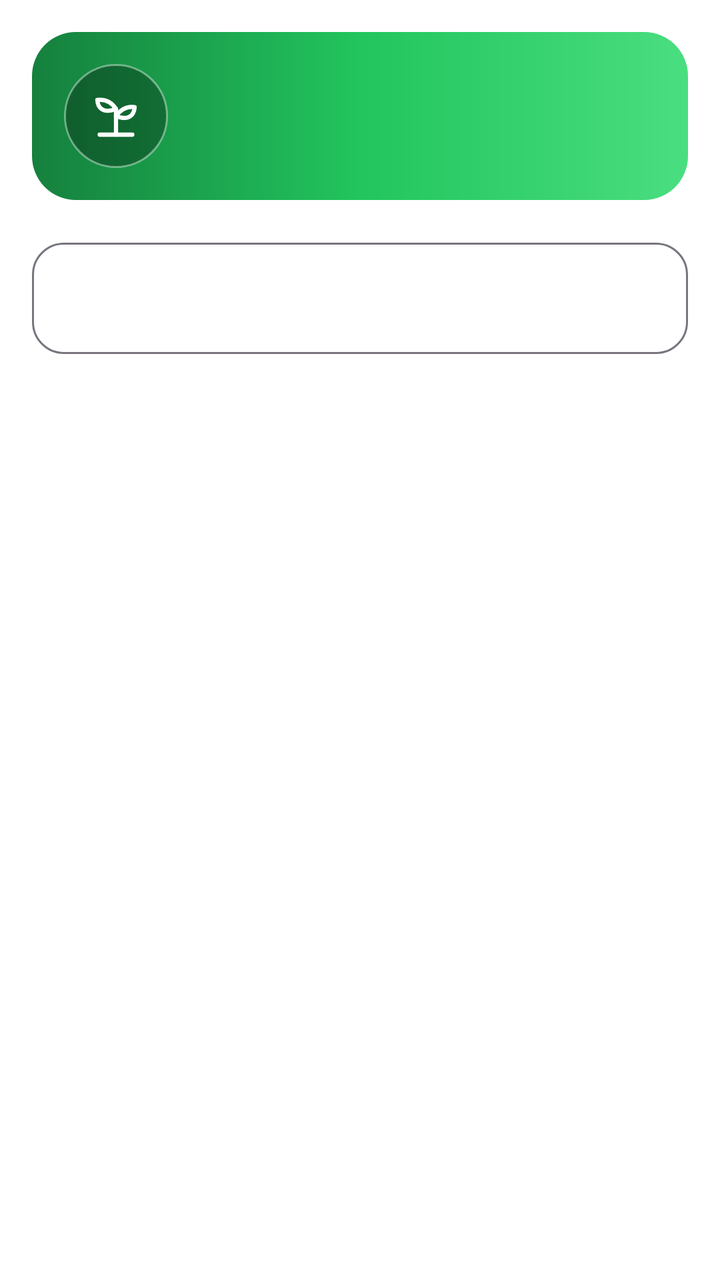
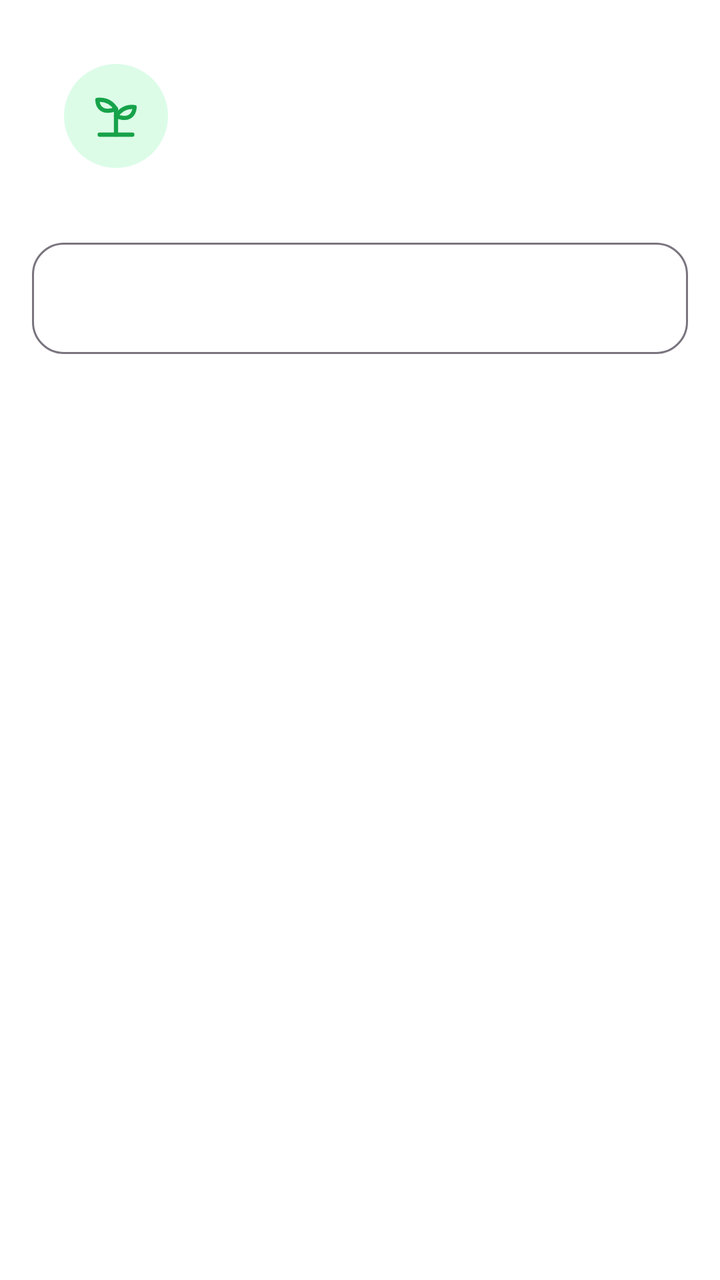

An Android layout rendered at two revisions. The XML below is the earlier revision; the diff shows what the commit changed to produce the second picture.
<!-- AndroidManifest.xml: application theme Theme.PlantDiseases -->
<!-- res/layout/dialog_gradient_input.xml -->
<?xml version="1.0" encoding="utf-8"?>
<LinearLayout xmlns:android="http://schemas.android.com/apk/res/android"
    xmlns:app="http://schemas.android.com/apk/res-auto"
    android:layout_width="match_parent"
    android:layout_height="wrap_content"
    android:orientation="vertical">

    
    <LinearLayout
        android:layout_width="match_parent"
        android:layout_height="wrap_content"
        android:orientation="horizontal"
        android:gravity="center_vertical"
        android:padding="@dimen/space_lg"
        android:layout_marginHorizontal="@dimen/space_lg"
        android:layout_marginTop="@dimen/space_lg"
        android:background="@drawable/bg_hero_card">

        <FrameLayout
            android:layout_width="52dp"
            android:layout_height="52dp"
            android:background="@drawable/bg_circle_semi">

            <ImageView
                android:id="@+id/iv_dialog_icon"
                android:layout_width="28dp"
                android:layout_height="28dp"
                android:layout_gravity="center"
                android:contentDescription="@null"
                android:src="@drawable/ic_garden"
                app:tint="@color/on_hero" />

        </FrameLayout>

        <TextView
            android:id="@+id/tv_dialog_title"
            android:layout_width="0dp"
            android:layout_height="wrap_content"
            android:layout_weight="1"
            android:layout_marginStart="@dimen/space_md"
            android:textSize="20sp"
            android:textColor="@color/on_hero"
            android:fontFamily="sans-serif-medium" />

    </LinearLayout>

    
    <com.google.android.material.textfield.TextInputLayout
        android:id="@+id/til_dialog_input"
        style="@style/Widget.Material3.TextInputLayout.OutlinedBox"
        android:layout_width="match_parent"
        android:layout_height="wrap_content"
        android:layout_marginHorizontal="@dimen/space_lg"
        android:layout_marginTop="@dimen/space_lg"
        app:boxCornerRadiusTopStart="@dimen/radius_md"
        app:boxCornerRadiusTopEnd="@dimen/radius_md"
        app:boxCornerRadiusBottomStart="@dimen/radius_md"
        app:boxCornerRadiusBottomEnd="@dimen/radius_md">

        <com.google.android.material.textfield.TextInputEditText
            android:id="@+id/et_dialog_input"
            android:layout_width="match_parent"
            android:layout_height="wrap_content" />

    </com.google.android.material.textfield.TextInputLayout>

</LinearLayout>
<!-- resources referenced by this layout -->
<resources>
  <color name="on_hero">#FFFFFF</color>
  <dimen name="radius_md">16dp</dimen>
  <dimen name="space_lg">16dp</dimen>
  <dimen name="space_md">12dp</dimen>
  <!-- drawable bg_circle_semi (drawable) -->
  <?xml version="1.0" encoding="utf-8"?>
  <shape xmlns:android="http://schemas.android.com/apk/res/android" android:shape="oval">
      <solid android:color="@color/glass_dark_scrim_strong" />
      <stroke
          android:width="@dimen/glass_stroke_width"
          android:color="@color/glass_stroke_strong" />
  </shape>
  <!-- drawable bg_hero_card (drawable) -->
  <?xml version="1.0" encoding="utf-8"?>
  <shape xmlns:android="http://schemas.android.com/apk/res/android"
      android:shape="rectangle">
      <gradient
          android:type="linear"
          android:angle="0"
          android:startColor="@color/hero_gradient_start"
          android:centerColor="@color/hero_gradient_mid"
          android:endColor="@color/hero_gradient_end" />
      <corners android:radius="@dimen/radius_lg" />
  </shape>
  <style name="Theme.PlantDiseases" parent="Theme.Material3.DayNight.NoActionBar">
          <item name="colorPrimary">@color/primary</item>
          <item name="colorPrimaryDark">@color/primary_dark</item>
          <item name="colorOnPrimary">@color/on_primary</item>
          <item name="colorPrimaryContainer">@color/primary_light</item>
          <item name="colorOnPrimaryContainer">@color/primary_dark</item>
          <item name="colorSecondary">@color/secondary</item>
          <item name="colorOnSecondary">@color/on_secondary</item>
          <item name="colorSecondaryContainer">@color/primary_light</item>
          <item name="colorOnSecondaryContainer">@color/primary_dark</item>
          <item name="android:colorBackground">@color/background</item>
          
          <item name="android:windowBackground">@color/background</item>
          
          <item name="android:windowAnimationStyle">@style/App.Animation.Navigation</item>
          <item name="colorSurface">@color/surface</item>
          <item name="colorSurfaceVariant">@color/surface_variant</item>
          <item name="colorOnSurface">@color/on_surface</item>
          <item name="colorOnSurfaceVariant">@color/on_surface_secondary</item>
          
          <item name="colorSurfaceContainerLow">@color/surface_container_low</item>
          <item name="colorSurfaceContainer">@color/surface_container</item>
          <item name="colorSurfaceContainerHigh">@color/surface_container_high</item>
          <item name="colorSurfaceContainerHighest">@color/surface_container_highest</item>
          <item name="colorSurfaceContainerLowest">@color/surface_container_lowest</item>
          
          <item name="android:statusBarColor">@android:color/transparent</item>
          <item name="android:windowLightStatusBar">false</item>
          <item name="android:navigationBarColor">@color/background</item>
  
          
          <item name="appBarLayoutStyle">@style/Widget.Material3.AppBarLayout</item>
  
          
          <item name="materialButtonStyle">@style/App.Button.Filled</item>
          <item name="floatingActionButtonStyle">@style/App.FAB</item>
          <item name="extendedFloatingActionButtonStyle">@style/App.FAB.Extended</item>
      </style>
  <color name="glass_dark_scrim_strong">#4D000000</color>
  <dimen name="glass_stroke_width">1dp</dimen>
  <color name="glass_stroke_strong">#66FFFFFF</color>
  <color name="hero_gradient_start">#15803D</color>
  <color name="hero_gradient_mid">#22C55E</color>
  <color name="hero_gradient_end">#4ADE80</color>
  <dimen name="radius_lg">22dp</dimen>
  <color name="primary">#16A34A</color>
  <color name="primary_dark">#15803D</color>
  <color name="on_primary">#FFFFFF</color>
  <color name="secondary">#4ADE80</color>
  <color name="on_secondary">#052E16</color>
  <color name="background">#FFFFFF</color>
  <color name="surface">#FFFFFF</color>
  <color name="on_surface">#052E16</color>
  <color name="on_surface_secondary">#4B5563</color>
  <dimen name="space_2xl">24dp</dimen>
  <dimen name="text_body">14sp</dimen>
  <!-- unchanged entries left out for length: 13 -->
</resources>

<!-- the commit's change to res/layout/dialog_gradient_input.xml (unified diff, before → after) -->
@@ -13,13 +13,12 @@
         android:gravity="center_vertical"
         android:padding="@dimen/space_lg"
         android:layout_marginHorizontal="@dimen/space_lg"
-        android:layout_marginTop="@dimen/space_lg"
-        android:background="@drawable/bg_hero_card">
+        android:layout_marginTop="@dimen/space_lg">
 
         <FrameLayout
             android:layout_width="52dp"
             android:layout_height="52dp"
-            android:background="@drawable/bg_circle_semi">
+            android:background="@drawable/bg_icon_circle">
 
             <ImageView
                 android:id="@+id/iv_dialog_icon"
@@ -28,7 +27,7 @@
                 android:layout_gravity="center"
                 android:contentDescription="@null"
                 android:src="@drawable/ic_garden"
-                app:tint="@color/on_hero" />
+                app:tint="@color/primary" />
 
         </FrameLayout>
 
@@ -39,7 +38,7 @@
             android:layout_weight="1"
             android:layout_marginStart="@dimen/space_md"
             android:textSize="20sp"
-            android:textColor="@color/on_hero"
+            android:textColor="@color/on_surface"
             android:fontFamily="sans-serif-medium" />
 
     </LinearLayout>
<!-- resource entries referenced after the edit -->
@@ -1,28 +1,12 @@
 <!-- resources referenced by this layout -->
 <resources>
-  <color name="on_hero">#FFFFFF</color>
   <dimen name="radius_md">16dp</dimen>
   <dimen name="space_lg">16dp</dimen>
   <dimen name="space_md">12dp</dimen>
-  <!-- drawable bg_circle_semi (drawable) -->
+  <!-- drawable bg_icon_circle (drawable) -->
   <?xml version="1.0" encoding="utf-8"?>
   <shape xmlns:android="http://schemas.android.com/apk/res/android" android:shape="oval">
-      <solid android:color="@color/glass_dark_scrim_strong" />
-      <stroke
-          android:width="@dimen/glass_stroke_width"
-          android:color="@color/glass_stroke_strong" />
-  </shape>
-  <!-- drawable bg_hero_card (drawable) -->
-  <?xml version="1.0" encoding="utf-8"?>
-  <shape xmlns:android="http://schemas.android.com/apk/res/android"
-      android:shape="rectangle">
-      <gradient
-          android:type="linear"
-          android:angle="0"
-          android:startColor="@color/hero_gradient_start"
-          android:centerColor="@color/hero_gradient_mid"
-          android:endColor="@color/hero_gradient_end" />
-      <corners android:radius="@dimen/radius_lg" />
+      <solid android:color="@color/icon_bg" />
   </shape>
   <style name="Theme.PlantDiseases" parent="Theme.Material3.DayNight.NoActionBar">
           <item name="colorPrimary">@color/primary</item>
@@ -44,6 +28,8 @@
           <item name="colorOnSurface">@color/on_surface</item>
           <item name="colorOnSurfaceVariant">@color/on_surface_secondary</item>
           
+          <item name="android:textColorSecondary">@color/on_surface_secondary</item>
+          
           <item name="colorSurfaceContainerLow">@color/surface_container_low</item>
           <item name="colorSurfaceContainer">@color/surface_container</item>
           <item name="colorSurfaceContainerHigh">@color/surface_container_high</item>
@@ -51,8 +37,10 @@
           <item name="colorSurfaceContainerLowest">@color/surface_container_lowest</item>
           
           <item name="android:statusBarColor">@android:color/transparent</item>
-          <item name="android:windowLightStatusBar">false</item>
+          
+          <item name="android:windowLightStatusBar">true</item>
           <item name="android:navigationBarColor">@color/background</item>
+          <item name="android:windowLightNavigationBar">true</item>
   
           
           <item name="appBarLayoutStyle">@style/Widget.Material3.AppBarLayout</item>
@@ -62,13 +50,7 @@
           <item name="floatingActionButtonStyle">@style/App.FAB</item>
           <item name="extendedFloatingActionButtonStyle">@style/App.FAB.Extended</item>
       </style>
-  <color name="glass_dark_scrim_strong">#4D000000</color>
-  <dimen name="glass_stroke_width">1dp</dimen>
-  <color name="glass_stroke_strong">#66FFFFFF</color>
-  <color name="hero_gradient_start">#15803D</color>
-  <color name="hero_gradient_mid">#22C55E</color>
-  <color name="hero_gradient_end">#4ADE80</color>
-  <dimen name="radius_lg">22dp</dimen>
+  <color name="icon_bg">#DCFCE7</color>
   <color name="primary">#16A34A</color>
   <color name="primary_dark">#15803D</color>
   <color name="on_primary">#FFFFFF</color>
@@ -77,7 +59,7 @@
   <color name="background">#FFFFFF</color>
   <color name="surface">#FFFFFF</color>
   <color name="on_surface">#052E16</color>
-  <color name="on_surface_secondary">#4B5563</color>
+  <color name="on_surface_secondary">#21412F</color>
   <dimen name="space_2xl">24dp</dimen>
   <dimen name="text_body">14sp</dimen>
   <!-- unchanged entries left out for length: 13 -->
